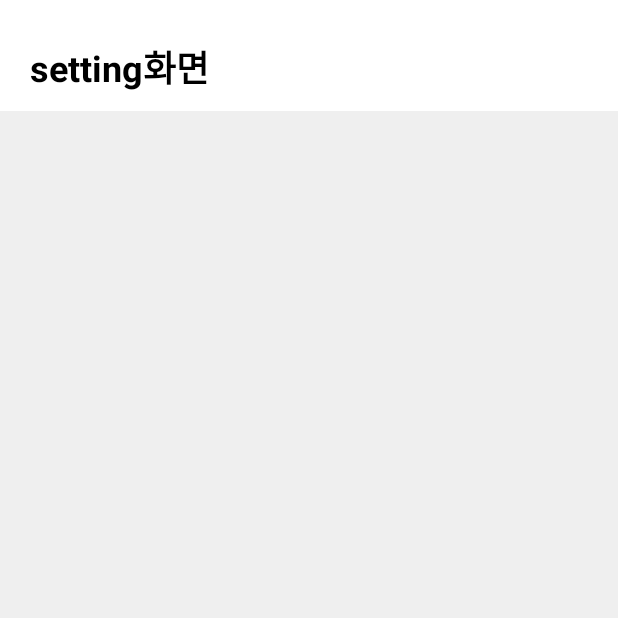
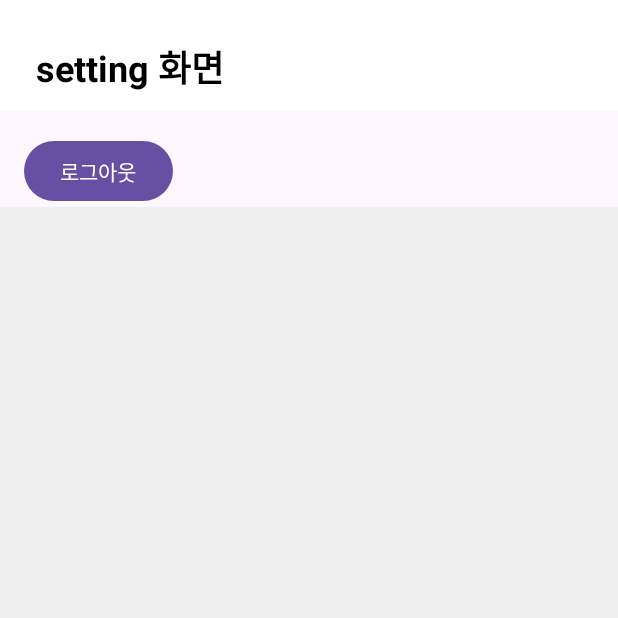
Before and after one commit to yimsohuyn/capstone103, an Android app built with Jetpack Compose: the MainActivity screen opened directly, with no data from a screen before it, after a tap on an icon or button, on a phone screen of 412 x 824 dp, the top half of it. Run offline under Robolectric (Android 15) with nearby library versions, the phone set to English and light mode, and no system bars; libraries missing offline, so code that uses them is left out: com.google.api.client, com.google.api.services; 2 statements that could not run were skipped.

Commit message:
로그인_캘린더 연동

```diff
--- a/app/src/main/java/com/example/myapplication/MainActivity.kt
+++ b/app/src/main/java/com/example/myapplication/MainActivity.kt
@@ -278,6 +278,7 @@ class MainActivity : ComponentActivity() {
     }
 
     private fun openSettings() {
-        startActivity(Intent(this, SettingActivity::class.java))
+        val intent = Intent(this, SettingActivity::class.java)
+        startActivity(intent)
     }
 }
--- a/app/src/main/java/com/example/myapplication/SettingActivity.kt
+++ b/app/src/main/java/com/example/myapplication/SettingActivity.kt
@@ -1,11 +1,40 @@
 package com.example.myapplication
 
+import android.content.Intent
 import android.os.Bundle
-import androidx.activity.ComponentActivity
+import androidx.appcompat.app.AppCompatActivity
+import com.google.android.gms.auth.api.signin.GoogleSignIn
+import com.google.android.gms.auth.api.signin.GoogleSignInClient
+import com.google.android.gms.auth.api.signin.GoogleSignInOptions
+import android.widget.Button
 
-class SettingActivity : ComponentActivity() {
+
+class SettingActivity : AppCompatActivity() {
+
+    private lateinit var googleSignInClient: GoogleSignInClient
+
     override fun onCreate(savedInstanceState: Bundle?) {
         super.onCreate(savedInstanceState)
         setContentView(R.layout.activity_setting)
+
+        googleSignInClient = GoogleSignIn.getClient(
+            this,
+            GoogleSignInOptions.Builder(GoogleSignInOptions.DEFAULT_SIGN_IN)
+                .requestEmail()
+                .build()
+        )
+
+        findViewById<Button>(R.id.setting_logout).setOnClickListener {
+            logout()
+        }
+    }
+
+    private fun logout() {
+        googleSignInClient.signOut()
+            .addOnCompleteListener {
+                val intent = Intent(this, LoginActivity::class.java)
+                intent.flags = Intent.FLAG_ACTIVITY_NEW_TASK or Intent.FLAG_ACTIVITY_CLEAR_TASK
+                startActivity(intent)
+            }
     }
 }
--- a/app/src/main/res/layout/activity_setting.xml
+++ b/app/src/main/res/layout/activity_setting.xml
@@ -2,45 +2,58 @@
 <androidx.constraintlayout.widget.ConstraintLayout
     xmlns:android="http://schemas.android.com/apk/res/android"
     xmlns:tools="http://schemas.android.com/tools"
+    xmlns:app="http://schemas.android.com/apk/res-auto"
     android:layout_width="match_parent"
-    android:layout_height="match_parent"
-    xmlns:app="http://schemas.android.com/apk/res-auto">
+    android:layout_height="match_parent">
 
+    <!-- 상단바 -->
     <androidx.constraintlayout.widget.ConstraintLayout
         android:id="@+id/settingtop"
-        app:layout_constraintEnd_toEndOf="parent"
+        android:layout_width="0dp"
+        android:layout_height="74dp"
+        android:background="#FFFFFF"
+        app:layout_constraintTop_toTopOf="parent"
         app:layout_constraintStart_toStartOf="parent"
-        app:layout_constraintTop_toTopOf="parent"
-        app:layout_constraintTop_toBottomOf="@id/settingmenu"
-        android:layout_width="414dp"
-        android:layout_height="74dp"
-        android:background="#FFFFFF">
+        app:layout_constraintEnd_toEndOf="parent">
 
         <TextView
             android:id="@+id/settingtitleText"
             android:layout_width="wrap_content"
             android:layout_height="wrap_content"
-            android:text="setting화면"
+            android:layout_marginStart="20dp"
+            android:text="    setting 화면"
             android:textColor="#000000"
             android:textSize="24sp"
             android:textStyle="bold"
+            app:layout_constraintBottom_toBottomOf="parent"
             app:layout_constraintTop_toTopOf="parent"
-            app:layout_constraintBottom_toBottomOf="parent"
-            app:layout_constraintStart_toStartOf="parent"
-            android:layout_marginStart="20dp"
-            app:layout_constraintVertical_bias="0.7"/>
+            app:layout_constraintVertical_bias="0.7" />
     </androidx.constraintlayout.widget.ConstraintLayout>
 
+
+
+    <!-- 로그아웃 버튼 -->
+    <com.google.android.material.button.MaterialButton
+        android:id="@+id/setting_logout"
+        android:layout_width="wrap_content"
+        android:layout_height="wrap_content"
+        android:text="로그아웃"
+        style="@style/Widget.Material3.Button"
+        app:layout_constraintTop_toBottomOf="@id/settingtop"
+        app:layout_constraintStart_toStartOf="parent"
+        android:layout_marginStart="16dp"
+        android:layout_marginTop="16dp"/>
+
+    <!-- 메뉴 영역 -->
     <LinearLayout
         android:id="@+id/settingmenu"
         android:layout_width="0dp"
         android:layout_height="0dp"
         android:orientation="vertical"
         android:background="#EFEFEF"
-        app:layout_constraintTop_toBottomOf="@id/settingtop"
+        app:layout_constraintTop_toBottomOf="@id/setting_logout"
         app:layout_constraintStart_toStartOf="parent"
         app:layout_constraintEnd_toEndOf="parent"
-        app:layout_constraintBottom_toBottomOf="parent" />
+        app:layout_constraintBottom_toBottomOf="parent"/>
 
-
-    </androidx.constraintlayout.widget.ConstraintLayout>
+</androidx.constraintlayout.widget.ConstraintLayout>
```
Also changed, not shown: app/src/main/java/com/example/myapplication/LoginActivity.kt (+9 -1 lines), app/src/main/java/com/example/myapplication/RegisterActivity.kt (+27 -59 lines).
